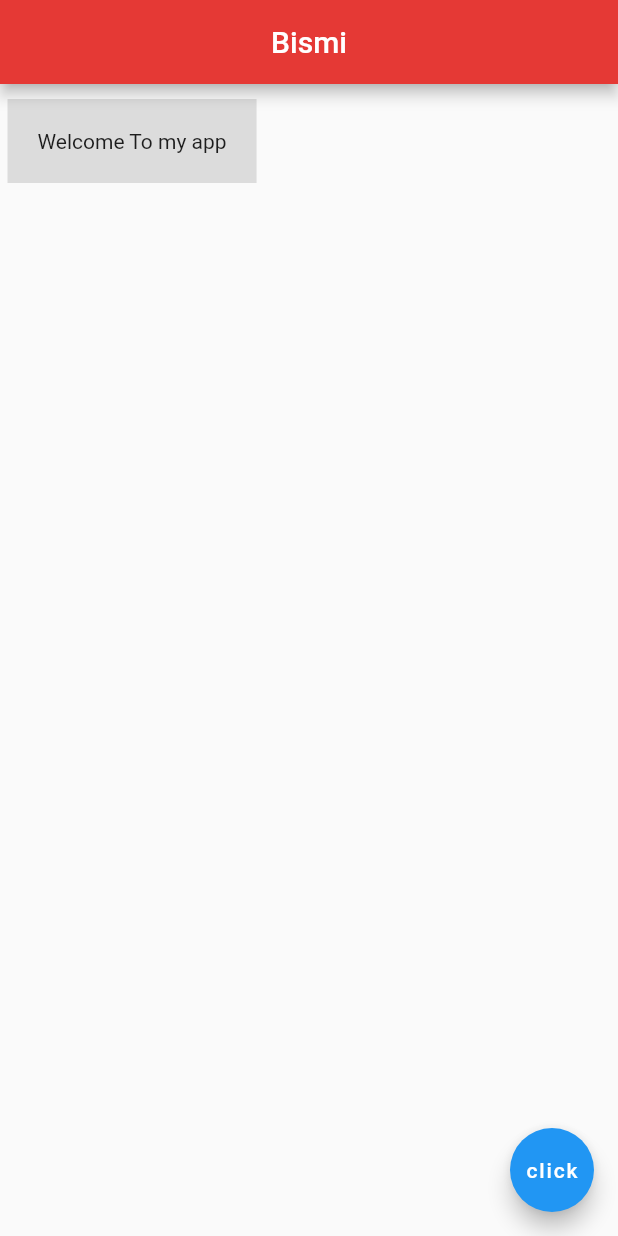
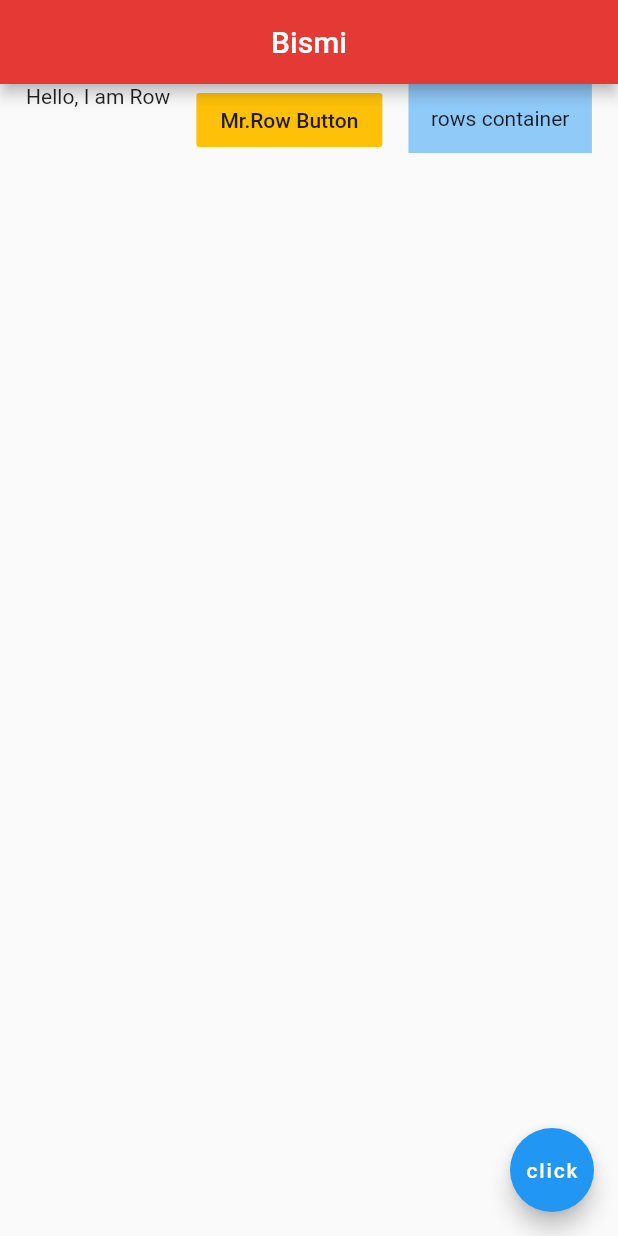
Before and after one commit to Suganth-S/flutter_handson, a Flutter app: the screen it shows after launch, on a phone screen of 412 x 824 dp. Run offline on Flutter 3.47's test engine with Material 2 defaults, Android fonts, the phone set to English and light mode, and no system bars.

Commit message:
rows impl commit

```diff
--- a/lib/main.dart
+++ b/lib/main.dart
@@ -14,11 +14,22 @@ class Home extends StatelessWidget {
           centerTitle: true,
           backgroundColor: Colors.red[600],
         ),
-        body: Container(
-          padding: EdgeInsets.all(20.0),
-          margin: EdgeInsets.fromLTRB(5.0, 10.0, 20.0,5.0),
-          color: Colors.black12,
-          child: Text('Welcome To my app'),
+        body: Row(
+          mainAxisAlignment: MainAxisAlignment.spaceEvenly,
+          crossAxisAlignment: CrossAxisAlignment.start,
+          children: [
+            Text('Hello, I am Row'),
+            FlatButton(
+                onPressed: (){},
+                color: Colors.amber,
+                child: Text('Mr.Row Button'),
+            ),
+            Container(
+              child: Text('rows container'),
+              padding: EdgeInsets.all(15.0),
+              color: Colors.blue[200],
+            )
+          ],
         ),
         floatingActionButton: FloatingActionButton(
         onPressed: () {},
```
